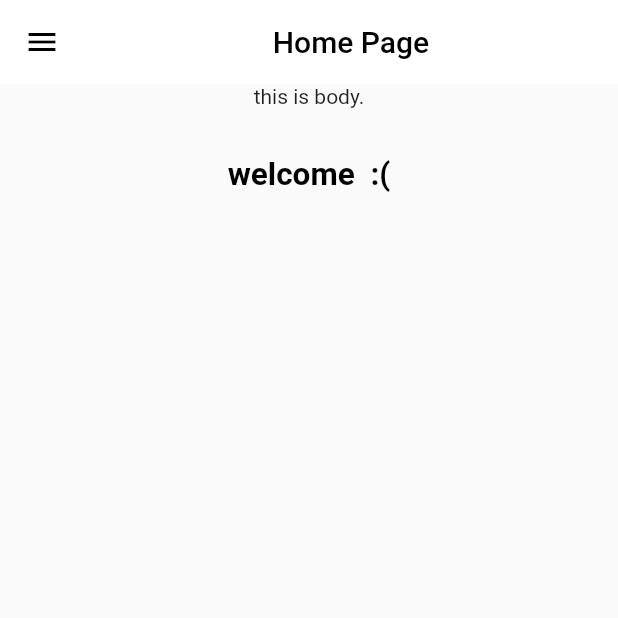
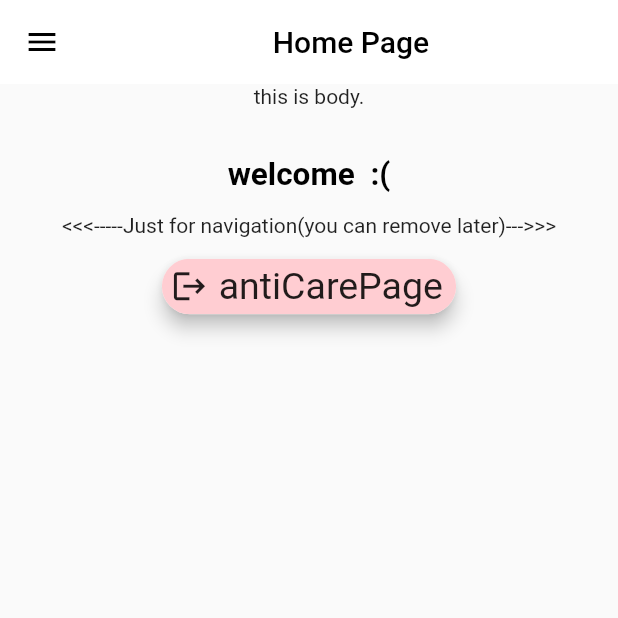
Before and after one commit to akashmishra242/ssip_hackathon_2022, a Flutter app: the MyHomePage screen opened by its route, on a phone screen of 412 x 824 dp, the top half of it. Run offline on Flutter 3.47's test engine with Material 2 defaults, Android fonts, the phone set to English and light mode, and no system bars; our stand-ins replace cloud_firestore, firebase_auth, firebase_core, firebase_storage, flutter_image_compress, google_sign_in and 3 more; accounts and stored records are empty; network calls fail.

```diff
--- a/lib/Cases_pages/calendar_case_page.dart
+++ b/lib/Cases_pages/calendar_case_page.dart
@@ -43,7 +43,7 @@ class _CalendarCasePageState extends State<CalendarCasePage> {
                 children: [
                   calendarcases[index].animal.text.color(Colors.black).make(),
                   calendarcases[index].Doctor.text.color(Colors.black).make(),
-                  calendarcases[index].desies.text.color(Colors.black).make(),
+                  calendarcases[index].disease.text.color(Colors.black).make(),
                 ],
               ).box.color(Colors.lightBlueAccent).roundedSM.make().p4();
             }));
--- a/lib/Cases_pages/current_cases.dart
+++ b/lib/Cases_pages/current_cases.dart
@@ -24,7 +24,7 @@ class CurrentCasesPage extends StatelessWidget {
                 children: [
                   currentcases[index].animal.text.color(Colors.black).make(),
                   currentcases[index].Doctor.text.color(Colors.black).make(),
-                  currentcases[index].desies.text.color(Colors.black).make(),
+                  currentcases[index].disease.text.color(Colors.black).make(),
                 ],
               ).box.color(Colors.lightBlueAccent).roundedSM.make().p4();
             }));
--- a/lib/Cases_pages/past_cases.dart
+++ b/lib/Cases_pages/past_cases.dart
@@ -32,7 +32,7 @@ class _PastCasesPageState extends State<PastCasesPage> {
                     children: [
                       pastcases[index].animal.text.color(Colors.black).make(),
                       pastcases[index].Doctor.text.color(Colors.black).make(),
-                      pastcases[index].desies.text.color(Colors.black).make(),
+                      pastcases[index].disease.text.color(Colors.black).make(),
                     ],
                   ).p16(),
                   IconButton(
--- a/lib/home_page.dart
+++ b/lib/home_page.dart
@@ -1,5 +1,6 @@
 import 'package:firebase_auth/firebase_auth.dart';
 import 'package:flutter/material.dart';
+import 'package:ssip_hackathon_2022/ani_care_page.dart';
 
 import 'widgets/Drawer_HomePage.dart';
 
@@ -42,6 +43,26 @@ class _MyHomePageState extends State<MyHomePage> {
                       color: Colors.black, fontWeight: FontWeight.bold),
                 )),
           ),
+          const SizedBox(
+              height: 25,
+              child: Text(
+                  "<<<-----Just for navigation(you can remove later)--->>>")),
+          ActionChip(
+              elevation: 5,
+              labelStyle:
+                  const TextStyle(fontSize: 25, fontWeight: FontWeight.normal),
+              backgroundColor: Colors.red.shade100,
+              label: const Text("antiCarePage"),
+              avatar: const Icon(
+                Icons.logout,
+                size: 25,
+              ),
+              onPressed: () {
+                Navigator.push(
+                    context,
+                    MaterialPageRoute(
+                        builder: (context) => const AniCarePage()));
+              }),
         ],
       ),
     );
```
Also changed, not shown: lib/Cases_pages/add_case_page.dart (+10 -7 lines), lib/main.dart (+5 -3 lines), lib/models/CasesModel.dart (+35 -3 lines), pubspec.lock.
